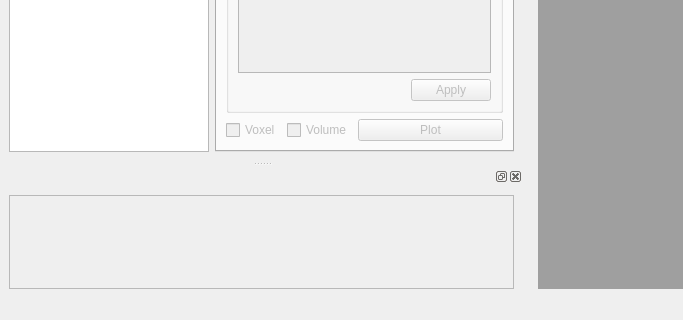
Above: model2sas/gui/MainWindow.ui from molybd/Model2SAS before the change; both pictures show x 0 to 683 and y 328 to 648 of the 947 by 648 pixel window. Below: the same form after it.
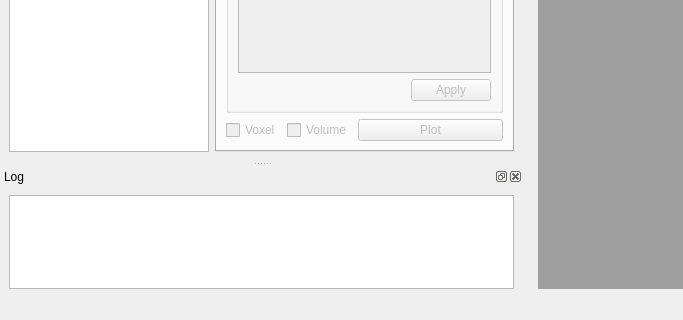
That is the form after the change.

What changed in the file:
```diff
--- a/model2sas/gui/MainWindow.ui
+++ b/model2sas/gui/MainWindow.ui
@@ -618,6 +618,9 @@
    </widget>
   </widget>
   <widget class="QDockWidget" name="dockWidget_log">
+   <property name="windowTitle">
+    <string>Log</string>
+   </property>
    <attribute name="dockWidgetArea">
     <number>1</number>
    </attribute>
@@ -626,7 +629,7 @@
      <item>
       <widget class="QTextBrowser" name="textBrowser_log">
        <property name="enabled">
-        <bool>false</bool>
+        <bool>true</bool>
        </property>
       </widget>
      </item>
```
